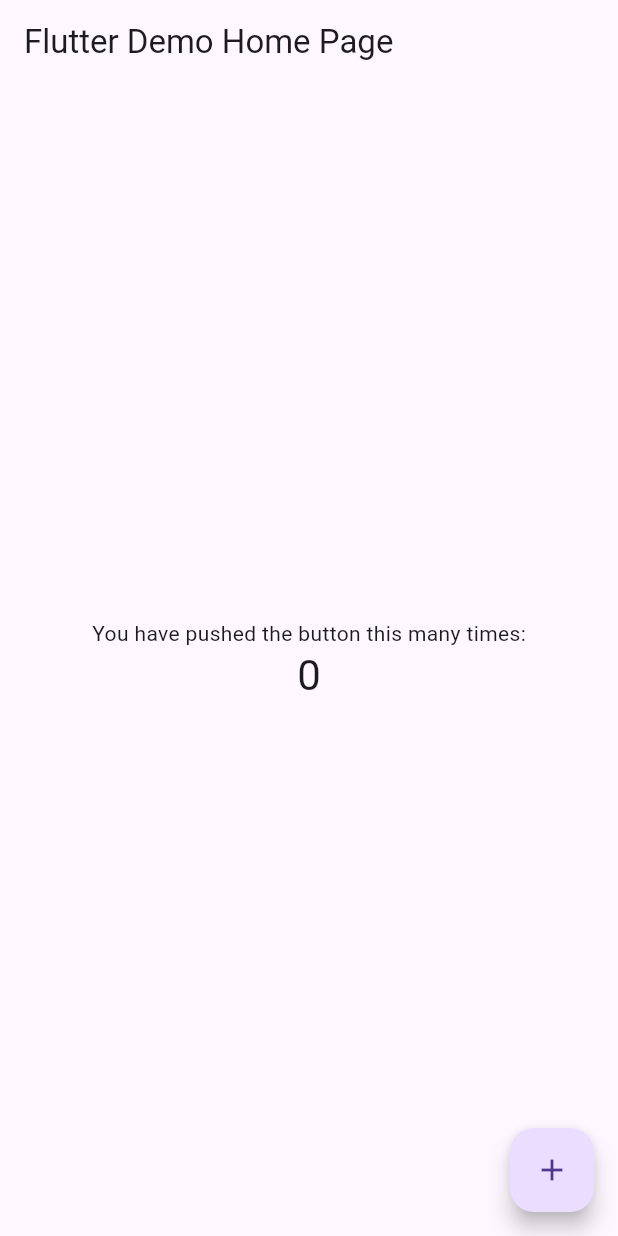
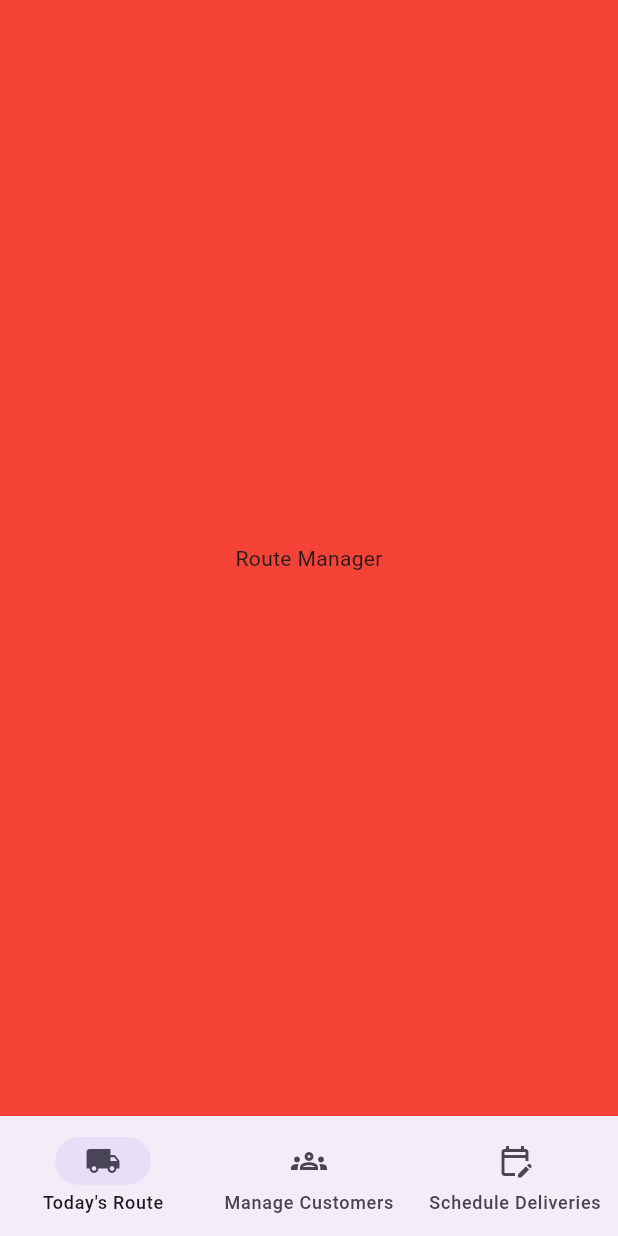
Before and after one commit to matthew-soulsby/delivery-manager, a Flutter app: the screen it shows after launch, on a phone screen of 412 x 824 dp. Run offline on Flutter 3.47's test engine with Material 2 defaults, Android fonts, the phone set to English and light mode, and no system bars.

Commit message:
Add separate pages to navbar

```diff
--- a/delivery_manager_app/lib/main.dart
+++ b/delivery_manager_app/lib/main.dart
@@ -1,17 +1,20 @@
+import 'package:delivery_manager_app/pages/customer_manager.dart';
+import 'package:delivery_manager_app/pages/route_manager.dart';
+import 'package:delivery_manager_app/pages/schedule_manager.dart';
 import 'package:flutter/material.dart';
 
 void main() {
-  runApp(const MyApp());
+  runApp(const DeliveryManager());
 }
 
-class MyApp extends StatelessWidget {
-  const MyApp({super.key});
+class DeliveryManager extends StatelessWidget {
+  const DeliveryManager({super.key});
 
   // This widget is the root of your application.
   @override
   Widget build(BuildContext context) {
     return MaterialApp(
-      title: 'Flutter Demo',
+      title: 'Delivery Manager',
       theme: ThemeData(
         // This is the theme of your application.
         //
@@ -25,92 +28,54 @@
         primarySwatch: Colors.indigo,
         useMaterial3: true,
       ),
-      home: const MyHomePage(title: 'Flutter Demo Home Page'),
+      home: const AppScaffold(),
     );
   }
 }
 
-class MyHomePage extends StatefulWidget {
-  const MyHomePage({super.key, required this.title});
-
-  // This widget is the home page of your application. It is stateful, meaning
-  // that it has a State object (defined below) that contains fields that affect
-  // how it looks.
-
-  // This class is the configuration for the state. It holds the values (in this
-  // case the title) provided by the parent (in this case the App widget) and
-  // used by the build method of the State. Fields in a Widget subclass are
-  // always marked "final".
-
-  final String title;
+class AppScaffold extends StatefulWidget {
+  const AppScaffold({super.key});
 
   @override
-  State<MyHomePage> createState() => _MyHomePageState();
+  State<AppScaffold> createState() => _AppScaffoldState();
 }
 
-class _MyHomePageState extends State<MyHomePage> {
-  int _counter = 0;
-
-  void _incrementCounter() {
-    setState(() {
-      // This call to setState tells the Flutter framework that something has
-      // changed in this State, which causes it to rerun the build method below
-      // so that the display can reflect the updated values. If we changed
-      // _counter without calling setState(), then the build method would not be
-      // called again, and so nothing would appear to happen.
-      _counter++;
-    });
-  }
+class _AppScaffoldState extends State<AppScaffold> {
+  int currentPageIndex = 0;
 
   @override
   Widget build(BuildContext context) {
-    // This method is rerun every time setState is called, for instance as done
-    // by the _incrementCounter method above.
-    //
-    // The Flutter framework has been optimized to make rerunning build methods
-    // fast, so that you can just rebuild anything that needs updating rather
-    // than having to individually change instances of widgets.
     return Scaffold(
-      appBar: AppBar(
-        // Here we take the value from the MyHomePage object that was created by
-        // the App.build method, and use it to set our appbar title.
-        title: Text(widget.title),
+      bottomNavigationBar: NavigationBar(
+        onDestinationSelected: (int index) {
+          setState(() {
+            currentPageIndex = index;
+          });
+        },
+        selectedIndex: currentPageIndex,
+        destinations: const <Widget>[
+          NavigationDestination(
+            selectedIcon: Icon(Icons.local_shipping),
+            icon: Icon(Icons.local_shipping_outlined),
+            label: "Today's Route",
+          ),
+          NavigationDestination(
+            selectedIcon: Icon(Icons.groups),
+            icon: Icon(Icons.groups_outlined),
+            label: 'Manage Customers',
+          ),
+          NavigationDestination(
+            selectedIcon: Icon(Icons.edit_calendar),
+            icon: Icon(Icons.edit_calendar_outlined),
+            label: 'Schedule Deliveries',
+          ),
+        ],
       ),
-      body: Center(
-        // Center is a layout widget. It takes a single child and positions it
-        // in the middle of the parent.
-        child: Column(
-          // Column is also a layout widget. It takes a list of children and
-          // arranges them vertically. By default, it sizes itself to fit its
-          // children horizontally, and tries to be as tall as its parent.
-          //
-          // Invoke "debug painting" (press "p" in the console, choose the
-          // "Toggle Debug Paint" action from the Flutter Inspector in Android
-          // Studio, or the "Toggle Debug Paint" command in Visual Studio Code)
-          // to see the wireframe for each widget.
-          //
-          // Column has various properties to control how it sizes itself and
-          // how it positions its children. Here we use mainAxisAlignment to
-          // center the children vertically; the main axis here is the vertical
-          // axis because Columns are vertical (the cross axis would be
-          // horizontal).
-          mainAxisAlignment: MainAxisAlignment.center,
-          children: <Widget>[
-            const Text(
-              'You have pushed the button this many times:',
-            ),
-            Text(
-              '$_counter',
-              style: Theme.of(context).textTheme.headline4,
-            ),
-          ],
-        ),
-      ),
-      floatingActionButton: FloatingActionButton(
-        onPressed: _incrementCounter,
-        tooltip: 'Increment',
-        child: const Icon(Icons.add),
-      ), // This trailing comma makes auto-formatting nicer for build methods.
+      body: <Widget>[
+        const RouteManager(),
+        const CustomerManager(),
+        const ScheduleManager(),
+      ][currentPageIndex],
     );
   }
 }
--- /dev/null
+++ b/delivery_manager_app/lib/pages/customer_manager.dart
@@ -0,0 +1,14 @@
+import 'package:flutter/material.dart';
+
+class CustomerManager extends StatelessWidget {
+  const CustomerManager({super.key});
+
+  @override
+  Widget build(BuildContext context) {
+    return Container(
+      color: Colors.green,
+      alignment: Alignment.center,
+      child: const Text('Customer Manager'),
+    );
+  }
+}
--- /dev/null
+++ b/delivery_manager_app/lib/pages/route_manager.dart
@@ -0,0 +1,14 @@
+import 'package:flutter/material.dart';
+
+class RouteManager extends StatelessWidget {
+  const RouteManager({super.key});
+
+  @override
+  Widget build(BuildContext context) {
+    return Container(
+      color: Colors.red,
+      alignment: Alignment.center,
+      child: const Text('Route Manager'),
+    );
+  }
+}
--- /dev/null
+++ b/delivery_manager_app/lib/pages/schedule_manager.dart
@@ -0,0 +1,14 @@
+import 'package:flutter/material.dart';
+
+class ScheduleManager extends StatelessWidget {
+  const ScheduleManager({super.key});
+
+  @override
+  Widget build(BuildContext context) {
+    return Container(
+      color: Colors.blue,
+      alignment: Alignment.center,
+      child: const Text('Schedule Manager'),
+    );
+  }
+}
```
